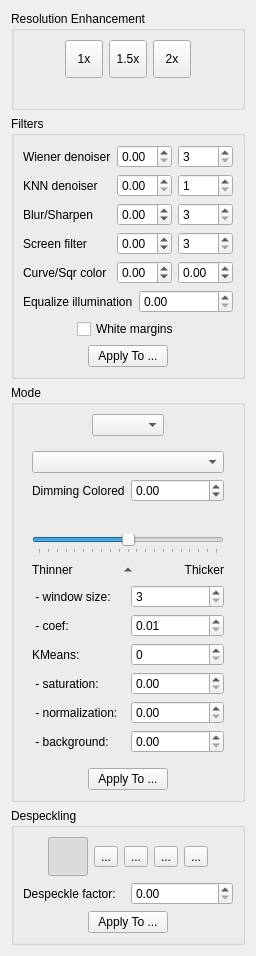
Before: the Qt Designer form src/filters/output/ui/OutputOptionsWidget.ui in ImageProcessing-ElectronicPublications/scantailor-experimental, drawn with Qt 5.
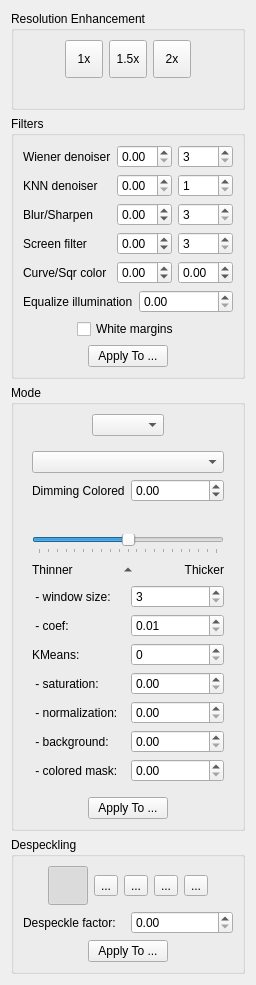
After: the same form once the commit is applied. Icons and pictures are not drawn.

Commit message: 0.2023.08.23: output: colored mask for k-means

The edit to the form file:
```diff
--- a/src/filters/output/ui/OutputOptionsWidget.ui
+++ b/src/filters/output/ui/OutputOptionsWidget.ui
@@ -767,6 +767,29 @@
              </property>
             </widget>
            </item>
+           <item row="6" column="0">
+            <widget class="QLabel" name="coloredMaskCoefLabel">
+             <property name="text">
+              <string> - colored mask:</string>
+             </property>
+            </widget>
+           </item>
+           <item row="6" column="1">
+            <widget class="QDoubleSpinBox" name="coloredMaskCoef">
+             <property name="toolTip">
+              <string>Default value is 0.0.</string>
+             </property>
+             <property name="minimum">
+              <double>0.0</double>
+             </property>
+             <property name="maximum">
+              <double>1.0</double>
+             </property>
+             <property name="singleStep">
+              <double>0.01</double>
+             </property>
+            </widget>
+           </item>
           </layout>
          </item>
         </layout>
```
The commit also changes 9 other files.
